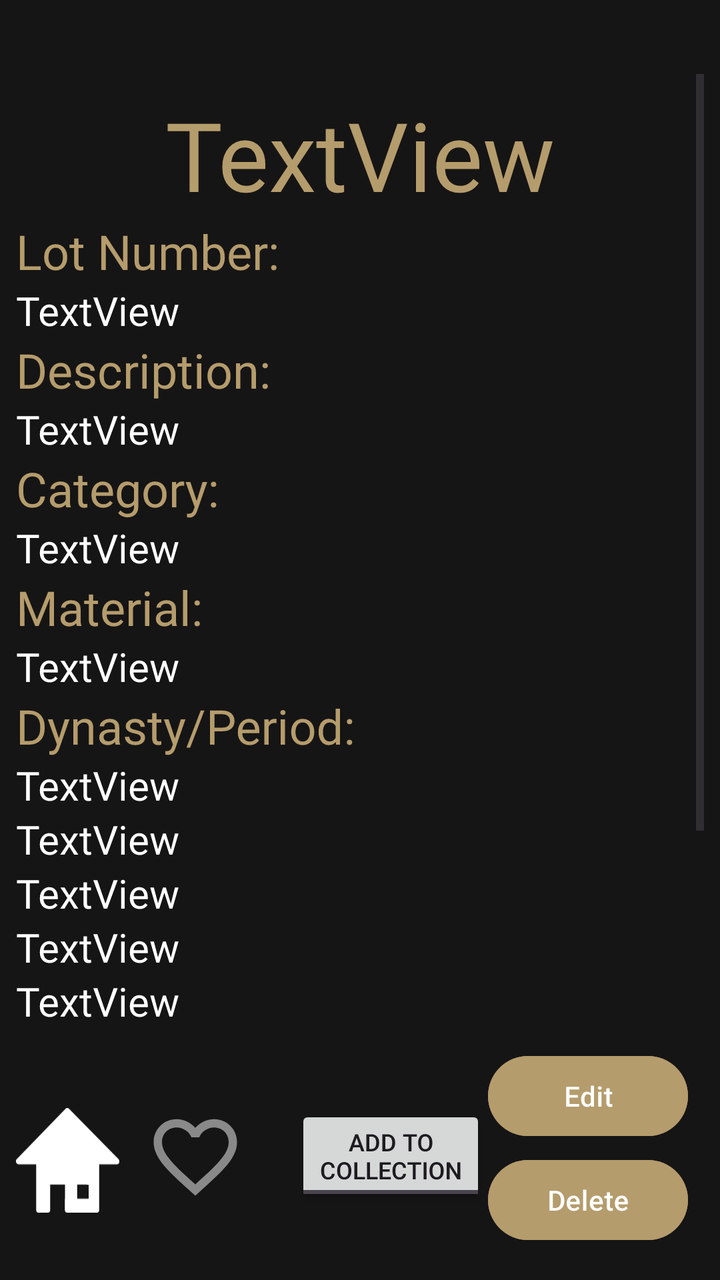
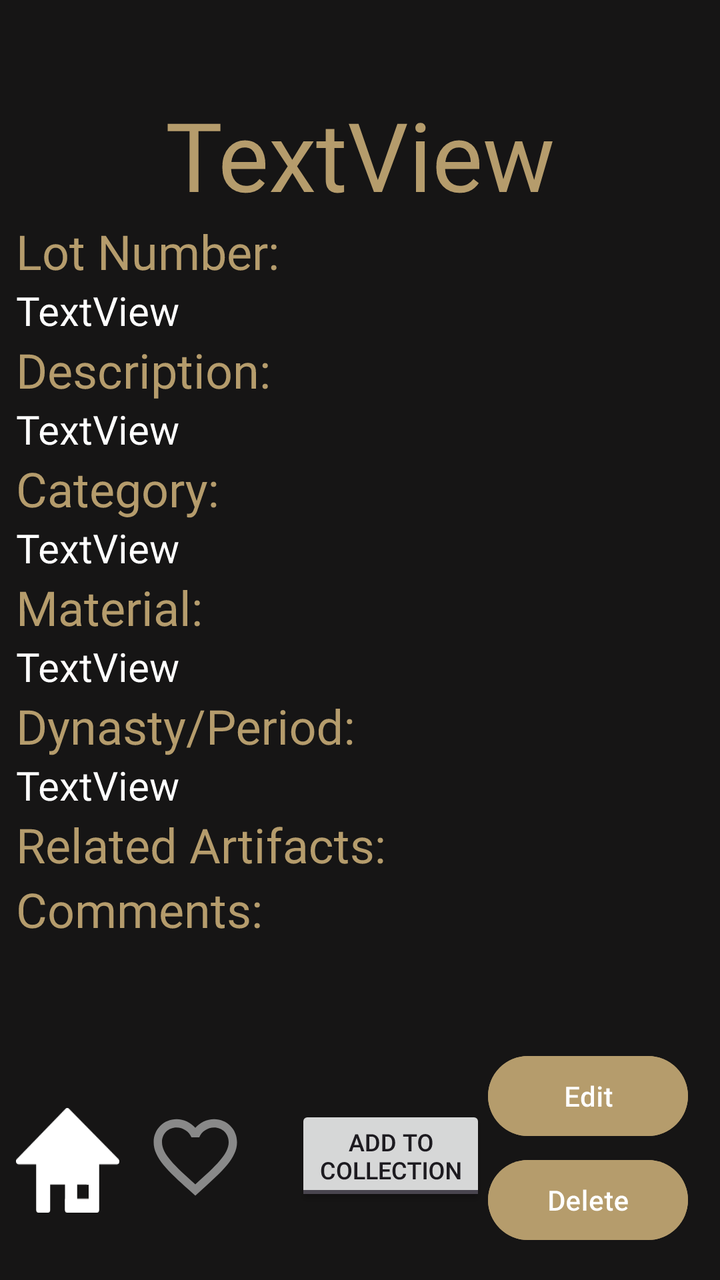

An Android layout rendered at two revisions. The XML below is the earlier revision; the diff shows what the commit changed to produce the second picture.
<!-- AndroidManifest.xml: application theme Theme.B07DemoSummer2024 -->
<!-- res/layout/fragment_expanded_artifact_view.xml -->
<?xml version="1.0" encoding="utf-8"?>
<androidx.constraintlayout.widget.ConstraintLayout xmlns:android="http://schemas.android.com/apk/res/android"
    xmlns:app="http://schemas.android.com/apk/res-auto"
    xmlns:tools="http://schemas.android.com/tools"
    android:layout_width="match_parent"
    android:layout_height="match_parent"
    android:background="@color/softblack"
    android:rotationX="360"
    android:scaleX="1">

    <Button
        android:id="@+id/artifactDelete"
        android:layout_width="100dp"
        android:layout_height="48dp"
        android:layout_marginEnd="16dp"
        android:layout_marginBottom="16dp"
        android:backgroundTint="@color/lightgold"
        android:text="Delete"
        android:textColor="@color/white"
        android:textColorLink="#9B0808"
        android:visibility="visible"
        app:layout_constraintBottom_toBottomOf="parent"
        app:layout_constraintEnd_toEndOf="parent" />

    <Button
        android:id="@+id/editButton"
        android:layout_width="100dp"
        android:layout_height="48dp"
        android:layout_marginEnd="16dp"
        android:layout_marginBottom="4dp"
        android:backgroundTint="@color/lightgold"
        android:text="Edit"
        android:textColor="@color/white"
        android:textColorLink="#A4680F"
        android:visibility="visible"
        app:layout_constraintBottom_toTopOf="@+id/artifactDelete"
        app:layout_constraintEnd_toEndOf="parent" />

    <ScrollView
        android:id="@+id/scrollView3"
        android:layout_width="0dp"
        android:layout_height="0dp"
        android:layout_marginStart="8dp"
        android:layout_marginTop="37dp"
        android:layout_marginEnd="8dp"
        android:layout_marginBottom="38dp"
        android:visibility="visible"
        app:layout_constraintBottom_toTopOf="@+id/expandedViewHomeButton"
        app:layout_constraintEnd_toEndOf="parent"
        app:layout_constraintHorizontal_bias="0.53"
        app:layout_constraintStart_toStartOf="parent"
        app:layout_constraintTop_toTopOf="parent">

        <LinearLayout
            android:id="@+id/linearLayout2"
            android:layout_width="match_parent"
            android:layout_height="wrap_content"
            android:orientation="vertical">

            <ImageView
                android:id="@+id/imageView5"
                android:layout_width="match_parent"
                android:layout_height="wrap_content"
                android:layout_marginTop="8dp"
                android:adjustViewBounds="false" />

            <TextView
                android:id="@+id/name"
                android:layout_width="match_parent"
                android:layout_height="wrap_content"
                android:text="TextView"
                android:textAlignment="center"
                android:textColor="@color/lightgold"
                android:textSize="48sp" />

            <TextView
                android:id="@+id/textView2"
                android:layout_width="match_parent"
                android:layout_height="wrap_content"
                android:text="Lot Number:"
                android:textColor="@color/lightgold"
                android:textSize="24sp" />

            <TextView
                android:id="@+id/Lotnum"
                android:layout_width="match_parent"
                android:layout_height="wrap_content"
                android:text="TextView"
                android:textColor="@color/white"
                android:textSize="20sp" />

            <TextView
                android:id="@+id/textView5"
                android:layout_width="match_parent"
                android:layout_height="wrap_content"
                android:text="Description:"
                android:textColor="@color/lightgold"
                android:textSize="24sp" />

            <TextView
                android:id="@+id/description"
                android:layout_width="match_parent"
                android:layout_height="wrap_content"
                android:text="TextView"
                android:textColor="@color/white"
                android:textSize="20sp" />

            <TextView
                android:id="@+id/textView6"
                android:layout_width="match_parent"
                android:layout_height="wrap_content"
                android:text="Category:"
                android:textColor="@color/lightgold"
                android:textSize="24sp" />

            <TextView
                android:id="@+id/category"
                android:layout_width="match_parent"
                android:layout_height="wrap_content"
                android:text="TextView"
                android:textColor="@color/white"
                android:textSize="20sp" />

            <TextView
                android:id="@+id/textView7"
                android:layout_width="match_parent"
                android:layout_height="wrap_content"
                android:text="Material:"
                android:textColor="@color/lightgold"
                android:textSize="24sp" />

            <TextView
                android:id="@+id/material"
                android:layout_width="match_parent"
                android:layout_height="wrap_content"
                android:text="TextView"
                android:textColor="@color/white"
                android:textSize="20sp" />

            <TextView
                android:id="@+id/textView8"
                android:layout_width="match_parent"
                android:layout_height="wrap_content"
                android:text="Dynasty/Period:"
                android:textColor="@color/lightgold"
                android:textSize="24sp" />

            <TextView
                android:id="@+id/dynastyPeriod"
                android:layout_width="match_parent"
                android:layout_height="wrap_content"
                android:text="TextView"
                android:textColor="@color/white"
                android:textSize="20sp" />

            <TextView
                android:id="@+id/textView9"
                android:layout_width="match_parent"
                android:layout_height="wrap_content"
                android:text="Cultural Origin:"
                android:textColor="@color/lightgold"
                android:textSize="24sp"
                android:visibility="gone" />

            <TextView
                android:id="@+id/culturalOrigin"
                android:layout_width="match_parent"
                android:layout_height="wrap_content"
                android:text="TextView"
                android:textColor="@color/white"
                android:textSize="20sp" />

            <TextView
                android:id="@+id/textView10"
                android:layout_width="match_parent"
                android:layout_height="wrap_content"
                android:text="Dimensions:"
                android:textColor="@color/lightgold"
                android:textSize="24sp"
                android:visibility="gone" />

            <TextView
                android:id="@+id/dimensions"
                android:layout_width="match_parent"
                android:layout_height="wrap_content"
                android:text="TextView"
                android:textColor="@color/white"
                android:textSize="20sp" />

            <TextView
                android:id="@+id/textView11"
                android:layout_width="match_parent"
                android:layout_height="wrap_content"
                android:text="Condition:"
                android:textColor="@color/lightgold"
                android:textSize="24sp"
                android:visibility="gone" />

            <TextView
                android:id="@+id/conditionReport"
                android:layout_width="match_parent"
                android:layout_height="wrap_content"
                android:text="TextView"
                android:textColor="@color/white"
                android:textSize="20sp" />

            <TextView
                android:id="@+id/textView12"
                android:layout_width="match_parent"
                android:layout_height="wrap_content"
                android:text="Current Location:"
                android:textColor="@color/lightgold"
                android:textSize="24sp"
                android:visibility="gone" />

            <TextView
                android:id="@+id/currentLocation"
                android:layout_width="match_parent"
                android:layout_height="wrap_content"
                android:text="TextView"
                android:textColor="@color/white"
                android:textSize="20sp" />

            <TextView
                android:id="@+id/textView13"
                android:layout_width="match_parent"
                android:layout_height="wrap_content"
                android:text="Aquisistion Method:"
                android:textColor="@color/lightgold"
                android:textSize="24sp"
                android:visibility="gone" />

            <TextView
                android:id="@+id/acquisitionMethod"
                android:layout_width="match_parent"
                android:layout_height="wrap_content"
                android:text="TextView"
                android:textColor="@color/white"
                android:textSize="20sp" />

            <TextView
                android:id="@+id/textView14"
                android:layout_width="match_parent"
                android:layout_height="wrap_content"
                android:text="Provenance: "
                android:textColor="@color/lightgold"
                android:textSize="24sp"
                android:visibility="gone" />

            <TextView
                android:id="@+id/provenance"
                android:layout_width="match_parent"
                android:layout_height="wrap_content"
                android:text="TextView"
                android:textColor="@color/white"
                android:textSize="20sp" />

            <TextView
                android:id="@+id/textView15"
                android:layout_width="match_parent"
                android:layout_height="wrap_content"
                android:text="Accession Number:"
                android:textColor="@color/lightgold"
                android:textSize="24sp"
                android:visibility="gone" />

            <TextView
                android:id="@+id/accessionNumber"
                android:layout_width="match_parent"
                android:layout_height="wrap_content"
                android:text="TextView"
                android:textColor="@color/white"
                android:textSize="20sp" />

            <TextView
                android:id="@+id/textView16"
                android:layout_width="match_parent"
                android:layout_height="wrap_content"
                android:text="Notes: "
                android:textColor="@color/lightgold"
                android:textSize="24sp"
                android:visibility="gone" />

            <TextView
                android:id="@+id/notes"
                android:layout_width="match_parent"
                android:layout_height="wrap_content"
                android:text="TextView"
                android:textColor="@color/white"
                android:textSize="20sp" />

            <androidx.recyclerview.widget.RecyclerView
                android:id="@+id/relatedArtifactsList"
                android:layout_width="match_parent"
                android:layout_height="match_parent"
                android:layoutDirection="ltr"
                android:scrollIndicators="bottom"
                android:scrollbars="horizontal" />

            <Button
                android:id="@+id/addComment"
                android:layout_width="match_parent"
                android:layout_height="wrap_content"
                android:backgroundTint="@color/lightgold"
                android:text="@string/add_comment"
                android:textColor="@color/white"
                android:visibility="gone" />

            <EditText
                android:id="@+id/commentField"
                android:layout_width="match_parent"
                android:layout_height="wrap_content"
                android:ems="10"
                android:hint="@string/comment_hint"
                android:inputType="textMultiLine"
                android:textColor="@color/white"
                android:textColorHint="@color/editor_hint"
                android:visibility="gone" />
            <TextView
                android:id="@+id/commentHead"
                android:layout_width="match_parent"
                android:layout_height="wrap_content"
                android:text="Comments: "
                android:textColor="@color/lightgold"
                android:textSize="24sp"
                android:visibility="visible" />

            <androidx.recyclerview.widget.RecyclerView
                android:id="@+id/commentSection"
                android:layout_width="match_parent"
                android:layout_height="wrap_content"
                android:nestedScrollingEnabled="false"
                android:visibility="visible" />


        </LinearLayout>
    </ScrollView>

    <ToggleButton
        android:id="@+id/saveArtifactToggle"
        android:layout_width="wrap_content"
        android:layout_height="wrap_content"
        android:layout_marginStart="20dp"
        android:layout_marginBottom="37dp"
        android:allowUndo="false"
        android:checked="false"
        android:clickable="true"
        android:focusable="true"
        android:lines="2"
        android:textOff="Add to\nCollection"
        android:textOn="Remove from\nCollection"
        android:textSize="12sp"
        android:visibility="visible"
        app:layout_constraintBottom_toBottomOf="parent"
        app:layout_constraintStart_toEndOf="@+id/likeButton" />

    <ImageButton
        android:id="@+id/expandedViewHomeButton"
        android:layout_width="wrap_content"
        android:layout_height="wrap_content"
        android:layout_marginStart="8dp"
        android:layout_marginBottom="38dp"
        android:background="#00FFFFFF"
        android:clickable="true"
        android:contentDescription="@string/home_icon_speakable_text"
        android:focusable="true"
        android:scaleY="1.2"
        app:layout_constraintBottom_toBottomOf="parent"
        app:layout_constraintStart_toStartOf="parent"
        app:srcCompat="@drawable/home_icon" />

    <CheckBox
        android:id="@+id/likeButton"
        android:layout_width="wrap_content"
        android:layout_height="67dp"

        android:layout_marginStart="13dp"
        android:layout_marginBottom="28dp"

        android:button="@null"
        android:drawableStart="@drawable/heart_selector"
        android:drawablePadding="5dp"
        android:includeFontPadding="false"
        android:textColor="@color/lightgold"
        android:textSize="28sp"
        app:layout_constraintBottom_toBottomOf="parent"
        app:layout_constraintStart_toEndOf="@+id/expandedViewHomeButton"
        app:useMaterialThemeColors="false" />

</androidx.constraintlayout.widget.ConstraintLayout>
<!-- resources referenced by this layout -->
<resources>
  <color name="editor_hint">#FF898989</color>
  <color name="lightgold">#B59C6C</color>
  <color name="softblack">#161515</color>
  <color name="white">#FFFFFFFF</color>
  <!-- drawable heart_selector (drawable) -->
  <?xml version="1.0" encoding="utf-8"?>
  <selector xmlns:android="http://schemas.android.com/apk/res/android">
  
      <item
          android:state_checked="true"
          android:drawable="@drawable/heart_filled"/>
  
      <item
          android:state_checked="false"
          android:drawable="@drawable/heart_border"/>
  
  </selector>
  <!-- drawable home_icon (drawable) -->
  <vector xmlns:android="http://schemas.android.com/apk/res/android"
      android:width="51.608dp"
      android:height="43.777dp"
      android:viewportWidth="51.608"
      android:viewportHeight="43.777">
    <path
        android:pathData="M25.615,1.25 L1.25,22.29l10.066,0.005v20.232h4.522V30.722h9.891l11.775,0.083v8.362h-8.179v-8.362l-3.596,-0.083 -0.077,11.805h14.641v-20.232l10.066,0.005z"
        android:strokeLineJoin="round"
        android:strokeWidth="2.5"
        android:fillColor="#ffffff"
        android:strokeColor="#ffffff"
        android:strokeLineCap="round"/>
  </vector>
  <string name="add_comment">Add Comment</string>
  <string name="comment_hint">Write a comment…</string>
  <string name="home_icon_speakable_text">Return Home</string>
  <style name="Theme.B07DemoSummer2024" parent="Base.Theme.B07DemoSummer2024" />
  <!-- drawable heart_filled (drawable) -->
  <vector
      xmlns:android="http://schemas.android.com/apk/res/android"
      android:height="50dp"
      android:viewportHeight="24"
      android:viewportWidth="24"
      android:width="50dp">
        
      <path
          android:fillColor="@color/liked"
          android:pathData="M12,21.35l-1.45,-1.32C5.4,15.36 2,12.28 2,8.5 2,5.42 4.42,3 7.5,3c1.74,0 3.41,0.81 4.5,2.09C13.09,3.81 14.76,3 16.5,3 19.58,3 22,5.42 22,8.5c0,3.78 -3.4,6.86 -8.55,11.54L12,21.35z"/>
      
  </vector>
  <!-- drawable heart_border (drawable) -->
  <vector
      xmlns:android="http://schemas.android.com/apk/res/android"
      android:height="50dp"
      android:viewportHeight="24"
      android:viewportWidth="24"
      android:width="50dp">
        
      <path
          android:fillColor="@color/editor_hint"
          android:pathData="M16.5,3c-1.74,0 -3.41,0.81 -4.5,2.09C10.91,3.81 9.24,3 7.5,3 4.42,3 2,5.42 2,8.5c0,3.78 3.4,6.86 8.55,11.54L12,21.35l1.45,-1.32C18.6,15.36 22,12.28 22,8.5 22,5.42 19.58,3 16.5,3zM12.1,18.55l-0.1,0.1 -0.1,-0.1C7.14,14.24 4,11.39 4,8.5 4,6.5 5.5,5 7.5,5c1.54,0 3.04,0.99 3.57,2.36h1.87C13.46,5.99 14.96,5 16.5,5c2,0 3.5,1.5 3.5,3.5 0,2.89 -3.14,5.74 -7.9,10.05z"/>
      
  </vector>
  <style name="Base.Theme.B07DemoSummer2024" parent="Theme.Material3.DayNight.NoActionBar">
          
          
          <item name="android:statusBarColor">@color/softblack</item>
          <item name="android:navigationBarColor">@color/softblack</item>
      </style>
  <color name="liked">#E06FD8</color>
</resources>

<!-- the commit's change to res/layout/fragment_expanded_artifact_view.xml (unified diff, before → after) -->
@@ -168,7 +168,8 @@
                 android:layout_height="wrap_content"
                 android:text="TextView"
                 android:textColor="@color/white"
-                android:textSize="20sp" />
+                android:textSize="20sp"
+                android:visibility="gone" />
 
             <TextView
                 android:id="@+id/textView10"
@@ -185,7 +186,8 @@
                 android:layout_height="wrap_content"
                 android:text="TextView"
                 android:textColor="@color/white"
-                android:textSize="20sp" />
+                android:textSize="20sp"
+                android:visibility="gone" />
 
             <TextView
                 android:id="@+id/textView11"
@@ -202,7 +204,8 @@
                 android:layout_height="wrap_content"
                 android:text="TextView"
                 android:textColor="@color/white"
-                android:textSize="20sp" />
+                android:textSize="20sp"
+                android:visibility="gone" />
 
             <TextView
                 android:id="@+id/textView12"
@@ -219,7 +222,8 @@
                 android:layout_height="wrap_content"
                 android:text="TextView"
                 android:textColor="@color/white"
-                android:textSize="20sp" />
+                android:textSize="20sp"
+                android:visibility="gone" />
 
             <TextView
                 android:id="@+id/textView13"
@@ -236,7 +240,8 @@
                 android:layout_height="wrap_content"
                 android:text="TextView"
                 android:textColor="@color/white"
-                android:textSize="20sp" />
+                android:textSize="20sp"
+                android:visibility="gone" />
 
             <TextView
                 android:id="@+id/textView14"
@@ -253,7 +258,8 @@
                 android:layout_height="wrap_content"
                 android:text="TextView"
                 android:textColor="@color/white"
-                android:textSize="20sp" />
+                android:textSize="20sp"
+                android:visibility="gone" />
 
             <TextView
                 android:id="@+id/textView15"
@@ -270,7 +276,8 @@
                 android:layout_height="wrap_content"
                 android:text="TextView"
                 android:textColor="@color/white"
-                android:textSize="20sp" />
+                android:textSize="20sp"
+                android:visibility="gone" />
 
             <TextView
                 android:id="@+id/textView16"
@@ -287,7 +294,16 @@
                 android:layout_height="wrap_content"
                 android:text="TextView"
                 android:textColor="@color/white"
-                android:textSize="20sp" />
+                android:textSize="20sp"
+                android:visibility="gone" />
+            <TextView
+                android:id="@+id/relatedArtifactsHead"
+                android:layout_width="match_parent"
+                android:layout_height="wrap_content"
+                android:text="Related Artifacts:"
+                android:textColor="@color/lightgold"
+                android:textSize="24sp"
+                android:visibility="visible" />
 
             <androidx.recyclerview.widget.RecyclerView
                 android:id="@+id/relatedArtifactsList"
